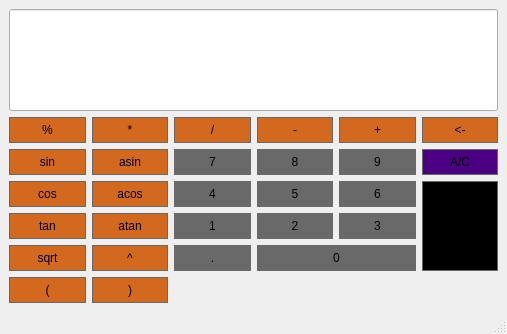
Above: src/calc/calculator.ui from dimas4ik111/SmartCalculator before the change. Below: the same form after it.
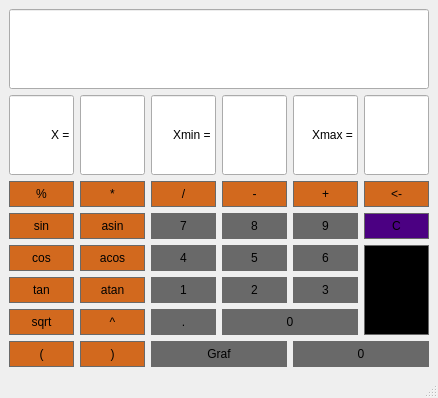
That is the form after the change.

```diff
--- a/src/calc/calculator.ui
+++ b/src/calc/calculator.ui
@@ -6,17 +6,23 @@
    <rect>
     <x>0</x>
     <y>0</y>
-    <width>507</width>
-    <height>334</height>
+    <width>438</width>
+    <height>398</height>
    </rect>
   </property>
+  <property name="sizePolicy">
+   <sizepolicy hsizetype="Fixed" vsizetype="Minimum">
+    <horstretch>0</horstretch>
+    <verstretch>0</verstretch>
+   </sizepolicy>
+  </property>
   <property name="windowTitle">
    <string>calculator</string>
   </property>
   <widget class="QWidget" name="centralwidget">
    <layout class="QGridLayout" name="gridLayout">
-    <item row="2" column="1">
-     <widget class="QPushButton" name="ButtonAsin">
+    <item row="5" column="0">
+     <widget class="QPushButton" name="ButtonCos">
       <property name="styleSheet">
        <string notr="true">QPushButton {
 	background-color: #D2691E;
@@ -31,11 +37,51 @@
 }</string>
       </property>
       <property name="text">
-       <string>asin</string>
+       <string>cos</string>
       </property>
      </widget>
     </item>
-    <item row="1" column="0">
+    <item row="6" column="4">
+     <widget class="QPushButton" name="Button3">
+      <property name="styleSheet">
+       <string notr="true">QPushButton {
+	background-color: #696969;
+	border: 1px solid #696969;
+	padding: 5px;
+}
+
+QPushButton:pressed {
+	background-color: #DCDCDC;
+	border: 1px solid #696969;
+	padding: 5px;
+}</string>
+      </property>
+      <property name="text">
+       <string>3</string>
+      </property>
+     </widget>
+    </item>
+    <item row="4" column="4">
+     <widget class="QPushButton" name="Button9">
+      <property name="styleSheet">
+       <string notr="true">QPushButton {
+	background-color: #696969;
+	border: 1px solid #696969;
+	padding: 5px;
+}
+
+QPushButton:pressed {
+	background-color: #DCDCDC;
+	border: 1px solid #696969;
+	padding: 5px;
+}</string>
+      </property>
+      <property name="text">
+       <string>9</string>
+      </property>
+     </widget>
+    </item>
+    <item row="3" column="0">
      <widget class="QPushButton" name="ButtonMod">
       <property name="styleSheet">
        <string notr="true">QPushButton {
@@ -55,7 +101,305 @@
       </property>
      </widget>
     </item>
-    <item row="2" column="3">
+    <item row="3" column="1">
+     <widget class="QPushButton" name="ButtonMul">
+      <property name="styleSheet">
+       <string notr="true">QPushButton {
+	background-color: #D2691E;
+	border: 1px solid #696969;
+	padding: 5px;
+}
+
+QPushButton:pressed {
+	background-color: #DCDCDC;
+	border: 1px solid #696969;
+	padding: 5px;
+}</string>
+      </property>
+      <property name="text">
+       <string>*</string>
+      </property>
+     </widget>
+    </item>
+    <item row="1" column="1">
+     <widget class="QLineEdit" name="xVal">
+      <property name="sizePolicy">
+       <sizepolicy hsizetype="Ignored" vsizetype="Ignored">
+        <horstretch>0</horstretch>
+        <verstretch>0</verstretch>
+       </sizepolicy>
+      </property>
+     </widget>
+    </item>
+    <item row="7" column="3" colspan="2">
+     <widget class="QPushButton" name="Button0">
+      <property name="styleSheet">
+       <string notr="true">QPushButton {
+	background-color: #696969;
+	border: 1px solid #696969;
+	padding: 5px;
+}
+
+QPushButton:pressed {
+	background-color: #DCDCDC;
+	border: 1px solid #696969;
+	padding: 5px;
+}</string>
+      </property>
+      <property name="text">
+       <string>0</string>
+      </property>
+     </widget>
+    </item>
+    <item row="6" column="0">
+     <widget class="QPushButton" name="ButtonTan">
+      <property name="styleSheet">
+       <string notr="true">QPushButton {
+	background-color: #D2691E;
+	border: 1px solid #696969;
+	padding: 5px;
+}
+
+QPushButton:pressed {
+	background-color: #DCDCDC;
+	border: 1px solid #696969;
+	padding: 5px;
+}</string>
+      </property>
+      <property name="text">
+       <string>tan</string>
+      </property>
+     </widget>
+    </item>
+    <item row="6" column="1">
+     <widget class="QPushButton" name="ButtonAtan">
+      <property name="styleSheet">
+       <string notr="true">QPushButton {
+	background-color: #D2691E;
+	border: 1px solid #696969;
+	padding: 5px;
+}
+
+QPushButton:pressed {
+	background-color: #DCDCDC;
+	border: 1px solid #696969;
+	padding: 5px;
+}</string>
+      </property>
+      <property name="text">
+       <string>atan</string>
+      </property>
+     </widget>
+    </item>
+    <item row="8" column="0">
+     <widget class="QPushButton" name="ButtonOpenBr">
+      <property name="styleSheet">
+       <string notr="true">QPushButton {
+	background-color: #D2691E;
+	border: 1px solid #696969;
+	padding: 5px;
+}
+
+QPushButton:pressed {
+	background-color: #DCDCDC;
+	border: 1px solid #696969;
+	padding: 5px;
+}</string>
+      </property>
+      <property name="text">
+       <string>(</string>
+      </property>
+     </widget>
+    </item>
+    <item row="8" column="1">
+     <widget class="QPushButton" name="ButtonCloseBr">
+      <property name="styleSheet">
+       <string notr="true">QPushButton {
+	background-color: #D2691E;
+	border: 1px solid #696969;
+	padding: 5px;
+}
+
+QPushButton:pressed {
+	background-color: #DCDCDC;
+	border: 1px solid #696969;
+	padding: 5px;
+}</string>
+      </property>
+      <property name="text">
+       <string>)</string>
+      </property>
+     </widget>
+    </item>
+    <item row="3" column="4">
+     <widget class="QPushButton" name="ButtonAdd">
+      <property name="styleSheet">
+       <string notr="true">QPushButton {
+	background-color: #D2691E;
+	border: 1px solid #696969;
+	padding: 5px;
+}
+
+QPushButton:pressed {
+	background-color: #DCDCDC;
+	border: 1px solid #696969;
+	padding: 5px;
+}</string>
+      </property>
+      <property name="text">
+       <string>+</string>
+      </property>
+     </widget>
+    </item>
+    <item row="4" column="5">
+     <widget class="QPushButton" name="ButtonClear">
+      <property name="sizePolicy">
+       <sizepolicy hsizetype="Minimum" vsizetype="Minimum">
+        <horstretch>0</horstretch>
+        <verstretch>0</verstretch>
+       </sizepolicy>
+      </property>
+      <property name="styleSheet">
+       <string notr="true">QPushButton {
+	background-color: #4B0082;
+	border: 1px solid #696969;
+	padding: 5px;
+}
+
+QPushButton:pressed {
+	background-color: #DCDCDC;
+	border: 1px solid #696969;
+	padding: 5px;
+}</string>
+      </property>
+      <property name="text">
+       <string>C</string>
+      </property>
+     </widget>
+    </item>
+    <item row="8" column="4" colspan="2">
+     <widget class="QPushButton" name="Button0_3">
+      <property name="sizePolicy">
+       <sizepolicy hsizetype="Ignored" vsizetype="Ignored">
+        <horstretch>0</horstretch>
+        <verstretch>0</verstretch>
+       </sizepolicy>
+      </property>
+      <property name="styleSheet">
+       <string notr="true">QPushButton {
+	background-color: #696969;
+	border: 1px solid #696969;
+	padding: 5px;
+}
+
+QPushButton:pressed {
+	background-color: #DCDCDC;
+	border: 1px solid #696969;
+	padding: 5px;
+}</string>
+      </property>
+      <property name="text">
+       <string>0</string>
+      </property>
+     </widget>
+    </item>
+    <item row="7" column="2">
+     <widget class="QPushButton" name="ButtonDot">
+      <property name="styleSheet">
+       <string notr="true">QPushButton {
+	background-color: #696969;
+	border: 1px solid #696969;
+	padding: 5px;
+}
+
+QPushButton:pressed {
+	background-color: #DCDCDC;
+	border: 1px solid #696969;
+	padding: 5px;
+}</string>
+      </property>
+      <property name="text">
+       <string>.</string>
+      </property>
+     </widget>
+    </item>
+    <item row="7" column="1">
+     <widget class="QPushButton" name="ButtonPow">
+      <property name="styleSheet">
+       <string notr="true">QPushButton {
+	background-color: #D2691E;
+	border: 1px solid #696969;
+	padding: 5px;
+}
+
+QPushButton:pressed {
+	background-color: #DCDCDC;
+	border: 1px solid #696969;
+	padding: 5px;
+}</string>
+      </property>
+      <property name="text">
+       <string>^</string>
+      </property>
+     </widget>
+    </item>
+    <item row="5" column="2">
+     <widget class="QPushButton" name="Button4">
+      <property name="styleSheet">
+       <string notr="true">QPushButton {
+	background-color: #696969;
+	border: 1px solid #696969;
+	padding: 5px;
+}
+
+QPushButton:pressed {
+	background-color: #DCDCDC;
+	border: 1px solid #696969;
+	padding: 5px;
+}</string>
+      </property>
+      <property name="text">
+       <string>4</string>
+      </property>
+     </widget>
+    </item>
+    <item row="4" column="1">
+     <widget class="QPushButton" name="ButtonAsin">
+      <property name="styleSheet">
+       <string notr="true">QPushButton {
+	background-color: #D2691E;
+	border: 1px solid #696969;
+	padding: 5px;
+}
+
+QPushButton:pressed {
+	background-color: #DCDCDC;
+	border: 1px solid #696969;
+	padding: 5px;
+}</string>
+      </property>
+      <property name="text">
+       <string>asin</string>
+      </property>
+     </widget>
+    </item>
+    <item row="0" column="0" colspan="6">
+     <widget class="QLineEdit" name="Display">
+      <property name="sizePolicy">
+       <sizepolicy hsizetype="Preferred" vsizetype="Preferred">
+        <horstretch>0</horstretch>
+        <verstretch>0</verstretch>
+       </sizepolicy>
+      </property>
+      <property name="text">
+       <string/>
+      </property>
+      <property name="alignment">
+       <set>Qt::AlignRight|Qt::AlignTrailing|Qt::AlignVCenter</set>
+      </property>
+     </widget>
+    </item>
+    <item row="4" column="3">
      <widget class="QPushButton" name="Button8">
       <property name="styleSheet">
        <string notr="true">QPushButton {
@@ -75,8 +419,14 @@
       </property>
      </widget>
     </item>
-    <item row="2" column="4">
-     <widget class="QPushButton" name="Button9">
+    <item row="8" column="2" colspan="2">
+     <widget class="QPushButton" name="ButtonGraf">
+      <property name="sizePolicy">
+       <sizepolicy hsizetype="Ignored" vsizetype="Ignored">
+        <horstretch>0</horstretch>
+        <verstretch>0</verstretch>
+       </sizepolicy>
+      </property>
       <property name="styleSheet">
        <string notr="true">QPushButton {
 	background-color: #696969;
@@ -91,14 +441,60 @@
 }</string>
       </property>
       <property name="text">
-       <string>9</string>
+       <string>Graf</string>
       </property>
      </widget>
     </item>
-    <item row="4" column="3">
-     <widget class="QPushButton" name="Button2">
+    <item row="4" column="0">
+     <widget class="QPushButton" name="ButtonSin">
       <property name="styleSheet">
        <string notr="true">QPushButton {
+	background-color: #D2691E;
+	border: 1px solid #696969;
+	padding: 5px;
+}
+
+QPushButton:pressed {
+	background-color: #DCDCDC;
+	border: 1px solid #696969;
+	padding: 5px;
+}</string>
+      </property>
+      <property name="text">
+       <string>sin</string>
+      </property>
+     </widget>
+    </item>
+    <item row="3" column="5">
+     <widget class="QPushButton" name="ButtonDel">
+      <property name="sizePolicy">
+       <sizepolicy hsizetype="Minimum" vsizetype="Minimum">
+        <horstretch>0</horstretch>
+        <verstretch>0</verstretch>
+       </sizepolicy>
+      </property>
+      <property name="styleSheet">
+       <string notr="true">QPushButton {
+	background-color: #D2691E;
+	border: 1px solid #696969;
+	padding: 5px;
+}
+
+QPushButton:pressed {
+	background-color: #DCDCDC;
+	border: 1px solid #696969;
+	padding: 5px;
+}</string>
+      </property>
+      <property name="text">
+       <string>&lt;-</string>
+      </property>
+     </widget>
+    </item>
+    <item row="4" column="2">
+     <widget class="QPushButton" name="Button7">
+      <property name="styleSheet">
+       <string notr="true">QPushButton {
 	background-color: #696969;
 	border: 1px solid #696969;
 	padding: 5px;
@@ -111,11 +507,11 @@
 }</string>
       </property>
       <property name="text">
-       <string>2</string>
+       <string>7</string>
       </property>
      </widget>
     </item>
-    <item row="3" column="5" rowspan="3">
+    <item row="5" column="5" rowspan="3">
      <widget class="QPushButton" name="ButtonEqual">
       <property name="sizePolicy">
        <sizepolicy hsizetype="Minimum" vsizetype="Minimum">
@@ -141,27 +537,11 @@
       </property>
      </widget>
     </item>
-    <item row="0" column="0" colspan="6">
-     <widget class="QLineEdit" name="Display">
-      <property name="sizePolicy">
-       <sizepolicy hsizetype="Expanding" vsizetype="Preferred">
-        <horstretch>0</horstretch>
-        <verstretch>0</verstretch>
-       </sizepolicy>
-      </property>
-      <property name="text">
-       <string/>
-      </property>
-      <property name="alignment">
-       <set>Qt::AlignRight|Qt::AlignTrailing|Qt::AlignVCenter</set>
-      </property>
-     </widget>
-    </item>
-    <item row="5" column="3" colspan="2">
-     <widget class="QPushButton" name="Button0">
+    <item row="5" column="1">
+     <widget class="QPushButton" name="ButtonAcos">
       <property name="styleSheet">
        <string notr="true">QPushButton {
-	background-color: #696969;
+	background-color: #D2691E;
 	border: 1px solid #696969;
 	padding: 5px;
 }
@@ -173,11 +553,11 @@
 }</string>
       </property>
       <property name="text">
-       <string>0</string>
+       <string>acos</string>
       </property>
      </widget>
     </item>
-    <item row="5" column="0">
+    <item row="7" column="0">
      <widget class="QPushButton" name="ButtonSqrt">
       <property name="styleSheet">
        <string notr="true">QPushButton {
@@ -197,133 +577,7 @@
       </property>
      </widget>
     </item>
-    <item row="1" column="1">
-     <widget class="QPushButton" name="ButtonMul">
-      <property name="styleSheet">
-       <string notr="true">QPushButton {
-	background-color: #D2691E;
-	border: 1px solid #696969;
-	padding: 5px;
-}
-
-QPushButton:pressed {
-	background-color: #DCDCDC;
-	border: 1px solid #696969;
-	padding: 5px;
-}</string>
-      </property>
-      <property name="text">
-       <string>*</string>
-      </property>
-     </widget>
-    </item>
-    <item row="3" column="0">
-     <widget class="QPushButton" name="ButtonCos">
-      <property name="styleSheet">
-       <string notr="true">QPushButton {
-	background-color: #D2691E;
-	border: 1px solid #696969;
-	padding: 5px;
-}
-
-QPushButton:pressed {
-	background-color: #DCDCDC;
-	border: 1px solid #696969;
-	padding: 5px;
-}</string>
-      </property>
-      <property name="text">
-       <string>cos</string>
-      </property>
-     </widget>
-    </item>
     <item row="3" column="3">
-     <widget class="QPushButton" name="Button5">
-      <property name="styleSheet">
-       <string notr="true">QPushButton {
-	background-color: #696969;
-	border: 1px solid #696969;
-	padding: 5px;
-}
-
-QPushButton:pressed {
-	background-color: #DCDCDC;
-	border: 1px solid #696969;
-	padding: 5px;
-}</string>
-      </property>
-      <property name="text">
-       <string>5</string>
-      </property>
-     </widget>
-    </item>
-    <item row="1" column="5">
-     <widget class="QPushButton" name="ButtonDel">
-      <property name="sizePolicy">
-       <sizepolicy hsizetype="Minimum" vsizetype="Minimum">
-        <horstretch>0</horstretch>
-        <verstretch>0</verstretch>
-       </sizepolicy>
-      </property>
-      <property name="styleSheet">
-       <string notr="true">QPushButton {
-	background-color: #D2691E;
-	border: 1px solid #696969;
-	padding: 5px;
-}
-
-QPushButton:pressed {
-	background-color: #DCDCDC;
-	border: 1px solid #696969;
-	padding: 5px;
-}</string>
-      </property>
-      <property name="text">
-       <string>&lt;-</string>
-      </property>
-     </widget>
-    </item>
-    <item row="3" column="1">
-     <widget class="QPushButton" name="ButtonAcos">
-      <property name="styleSheet">
-       <string notr="true">QPushButton {
-	background-color: #D2691E;
-	border: 1px solid #696969;
-	padding: 5px;
-}
-
-QPushButton:pressed {
-	background-color: #DCDCDC;
-	border: 1px solid #696969;
-	padding: 5px;
-}</string>
-      </property>
-      <property name="text">
-       <string>acos</string>
-      </property>
-     </widget>
-    </item>
-    <item row="3" column="2">
-     <widget class="QPushButton" name="Button4">
-      <property name="styleSheet">
-       <string notr="true">QPushButton {
-	background-color: #696969;
-	border: 1px solid #696969;
-	padding: 5px;
-}
-
-QPushButton:pressed {
-	background-color: #DCDCDC;
-	border: 1px solid #696969;
-	padding: 5px;
-}</string>
-      </property>
-      <property name="text">
-       <string>4</string>
-      </property>
-     </widget>
-    </item>
-    <item row="1" column="3">
      <widget class="QPushButton" name="ButtonSub">
       <property name="styleSheet">
        <string notr="true">QPushButton {
@@ -343,8 +597,8 @@
       </property>
      </widget>
     </item>
-    <item row="2" column="0">
-     <widget class="QPushButton" name="ButtonSin">
+    <item row="3" column="2">
+     <widget class="QPushButton" name="ButtonDiv">
       <property name="styleSheet">
        <string notr="true">QPushButton {
 	background-color: #D2691E;
@@ -359,131 +613,11 @@
 }</string>
       </property>
       <property name="text">
-       <string>sin</string>
+       <string>/</string>
       </property>
      </widget>
     </item>
-    <item row="4" column="4">
-     <widget class="QPushButton" name="Button3">
-      <property name="styleSheet">
-       <string notr="true">QPushButton {
-	background-color: #696969;
-	border: 1px solid #696969;
-	padding: 5px;
-}
-
-QPushButton:pressed {
-	background-color: #DCDCDC;
-	border: 1px solid #696969;
-	padding: 5px;
-}</string>
-      </property>
-      <property name="text">
-       <string>3</string>
-      </property>
-     </widget>
-    </item>
-    <item row="2" column="2">
-     <widget class="QPushButton" name="Button7">
-      <property name="styleSheet">
-       <string notr="true">QPushButton {
-	background-color: #696969;
-	border: 1px solid #696969;
-	padding: 5px;
-}
-
-QPushButton:pressed {
-	background-color: #DCDCDC;
-	border: 1px solid #696969;
-	padding: 5px;
-}</string>
-      </property>
-      <property name="text">
-       <string>7</string>
-      </property>
-     </widget>
-    </item>
-    <item row="5" column="2">
-     <widget class="QPushButton" name="ButtonDot">
-      <property name="styleSheet">
-       <string notr="true">QPushButton {
-	background-color: #696969;
-	border: 1px solid #696969;
-	padding: 5px;
-}
-
-QPushButton:pressed {
-	background-color: #DCDCDC;
-	border: 1px solid #696969;
-	padding: 5px;
-}</string>
-      </property>
-      <property name="text">
-       <string>.</string>
-      </property>
-     </widget>
-    </item>
-    <item row="4" column="1">
-     <widget class="QPushButton" name="ButtonAtan">
-      <property name="styleSheet">
-       <string notr="true">QPushButton {
-	background-color: #D2691E;
-	border: 1px solid #696969;
-	padding: 5px;
-}
-
-QPushButton:pressed {
-	background-color: #DCDCDC;
-	border: 1px solid #696969;
-	padding: 5px;
-}</string>
-      </property>
-      <property name="text">
-       <string>atan</string>
-      </property>
-     </widget>
-    </item>
-    <item row="4" column="0">
-     <widget class="QPushButton" name="ButtonTan">
-      <property name="styleSheet">
-       <string notr="true">QPushButton {
-	background-color: #D2691E;
-	border: 1px solid #696969;
-	padding: 5px;
-}
-
-QPushButton:pressed {
-	background-color: #DCDCDC;
-	border: 1px solid #696969;
-	padding: 5px;
-}</string>
-      </property>
-      <property name="text">
-       <string>tan</string>
-      </property>
-     </widget>
-    </item>
-    <item row="1" column="4">
-     <widget class="QPushButton" name="ButtonAdd">
-      <property name="styleSheet">
-       <string notr="true">QPushButton {
-	background-color: #D2691E;
-	border: 1px solid #696969;
-	padding: 5px;
-}
-
-QPushButton:pressed {
-	background-color: #DCDCDC;
-	border: 1px solid #696969;
-	padding: 5px;
-}</string>
-      </property>
-      <property name="text">
-       <string>+</string>
-      </property>
-     </widget>
-    </item>
-    <item row="4" column="2">
+    <item row="6" column="2">
      <widget class="QPushButton" name="Button1">
       <property name="styleSheet">
        <string notr="true">QPushButton {
@@ -503,11 +637,30 @@
       </property>
      </widget>
     </item>
-    <item row="5" column="1">
-     <widget class="QPushButton" name="ButtonPow">
+    <item row="1" column="0">
+     <widget class="QLineEdit" name="DisplayX">
+      <property name="sizePolicy">
+       <sizepolicy hsizetype="Ignored" vsizetype="Ignored">
+        <horstretch>0</horstretch>
+        <verstretch>0</verstretch>
+       </sizepolicy>
+      </property>
+      <property name="text">
+       <string>X =</string>
+      </property>
+      <property name="alignment">
+       <set>Qt::AlignRight|Qt::AlignTrailing|Qt::AlignVCenter</set>
+      </property>
+      <property name="readOnly">
+       <bool>true</bool>
+      </property>
+     </widget>
+    </item>
+    <item row="5" column="3">
+     <widget class="QPushButton" name="Button5">
       <property name="styleSheet">
        <string notr="true">QPushButton {
-	background-color: #D2691E;
+	background-color: #696969;
 	border: 1px solid #696969;
 	padding: 5px;
 }
@@ -519,11 +672,11 @@
 }</string>
       </property>
       <property name="text">
-       <string>^</string>
+       <string>5</string>
       </property>
      </widget>
     </item>
-    <item row="3" column="4">
+    <item row="5" column="4">
      <widget class="QPushButton" name="Button6">
       <property name="styleSheet">
        <string notr="true">QPushButton {
@@ -543,17 +696,11 @@
       </property>
      </widget>
     </item>
-    <item row="2" column="5">
-     <widget class="QPushButton" name="ButtonClear">
-      <property name="sizePolicy">
-       <sizepolicy hsizetype="Minimum" vsizetype="Minimum">
-        <horstretch>0</horstretch>
-        <verstretch>0</verstretch>
-       </sizepolicy>
-      </property>
+    <item row="6" column="3">
+     <widget class="QPushButton" name="Button2">
       <property name="styleSheet">
        <string notr="true">QPushButton {
-	background-color: #4B0082;
+	background-color: #696969;
 	border: 1px solid #696969;
 	padding: 5px;
 }
@@ -565,67 +712,83 @@
 }</string>
       </property>
       <property name="text">
-       <string>A/C</string>
+       <string>2</string>
       </property>
      </widget>
     </item>
     <item row="1" column="2">
-     <widget class="QPushButton" name="ButtonDiv">
-      <property name="styleSheet">
-       <string notr="true">QPushButton {
-	background-color: #D2691E;
-	border: 1px solid #696969;
-	padding: 5px;
-}
-
-QPushButton:pressed {
-	background-color: #DCDCDC;
-	border: 1px solid #696969;
-	padding: 5px;
-}</string>
+     <widget class="QLineEdit" name="lineEdit_3">
+      <property name="sizePolicy">
+       <sizepolicy hsizetype="Ignored" vsizetype="Ignored">
+        <horstretch>0</horstretch>
+        <verstretch>0</verstretch>
+       </sizepolicy>
       </property>
       <property name="text">
-       <string>/</string>
+       <string>Xmin =</string>
       </property>
+      <property name="alignment">
+       <set>Qt::AlignRight|Qt::AlignTrailing|Qt::AlignVCenter</set>
+      </property>
+      <property name="readOnly">
+       <bool>true</bool>
+      </property>
      </widget>
     </item>
-    <item row="6" column="0">
-     <widget class="QPushButton" name="ButtonOpenBr">
-      <property name="styleSheet">
-       <string notr="true">QPushButton {
-	background-color: #D2691E;
-	border: 1px solid #696969;
-	padding: 5px;
-}
-
-QPushButton:pressed {
-	background-color: #DCDCDC;
-	border: 1px solid #696969;
-	padding: 5px;
-}</string>
+    <item row="1" column="3">
+     <widget class="QLineEdit" name="xMin">
+      <property name="sizePolicy">
+       <sizepolicy hsizetype="Ignored" vsizetype="Ignored">
+        <horstretch>0</horstretch>
+        <verstretch>0</verstretch>
+       </sizepolicy>
       </property>
       <property name="text">
-       <string>(</string>
+       <string/>
       </property>
+      <property name="alignment">
+       <set>Qt::AlignLeading|Qt::AlignLeft|Qt::AlignVCenter</set>
+      </property>
+      <property name="readOnly">
+       <bool>false</bool>
+      </property>
      </widget>
     </item>
-    <item row="6" column="1">
-     <widget class="QPushButton" name="ButtonCloseBr">
-      <property name="styleSheet">
-       <string notr="true">QPushButton {
-	background-color: #D2691E;
-	border: 1px solid #696969;
-	padding: 5px;
-}
-
-QPushButton:pressed {
-	background-color: #DCDCDC;
-	border: 1px solid #696969;
-	padding: 5px;
-}</string>
+    <item row="1" column="4">
+     <widget class="QLineEdit" name="lineEdit_5">
+      <property name="sizePolicy">
+       <sizepolicy hsizetype="Ignored" vsizetype="Ignored">
+        <horstretch>0</horstretch>
+        <verstretch>0</verstretch>
+       </sizepolicy>
       </property>
       <property name="text">
-       <string>)</string>
+       <string>Xmax =</string>
+      </property>
+      <property name="alignment">
+       <set>Qt::AlignRight|Qt::AlignTrailing|Qt::AlignVCenter</set>
+      </property>
+      <property name="readOnly">
+       <bool>true</bool>
+      </property>
+     </widget>
+    </item>
+    <item row="1" column="5">
+     <widget class="QLineEdit" name="xMax">
+      <property name="sizePolicy">
+       <sizepolicy hsizetype="Ignored" vsizetype="Ignored">
+        <horstretch>0</horstretch>
+        <verstretch>0</verstretch>
+       </sizepolicy>
+      </property>
+      <property name="text">
+       <string/>
+      </property>
+      <property name="alignment">
+       <set>Qt::AlignLeading|Qt::AlignLeft|Qt::AlignVCenter</set>
+      </property>
+      <property name="readOnly">
+       <bool>false</bool>
       </property>
      </widget>
     </item>
```
Left out of the diff: 2 changed lines with no effect on the pictures.
